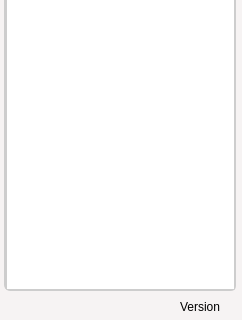
libfetion/libfetion-gui, file qt4_src/ui/fetionwindow.ui: the form before one commit; both pictures show x 0 to 242 and y 223 to 543 of the 242 by 543 pixel window.
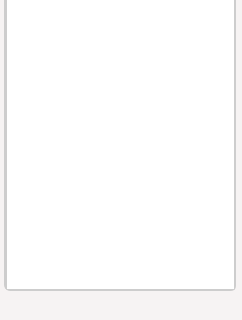
The form after the commit. Icons and pictures are not drawn. Custom widgets are drawn as their Qt base class.

Patch:
```diff
--- a/qt4_src/ui/fetionwindow.ui
+++ b/qt4_src/ui/fetionwindow.ui
@@ -279,7 +279,7 @@
      <enum>Qt::RightToLeft</enum>
     </property>
     <property name="text" >
-     <string>Version</string>
+     <string/>
     </property>
    </widget>
   </widget>
```
Left out of the diff: 2 changed lines with no effect on the pictures.
